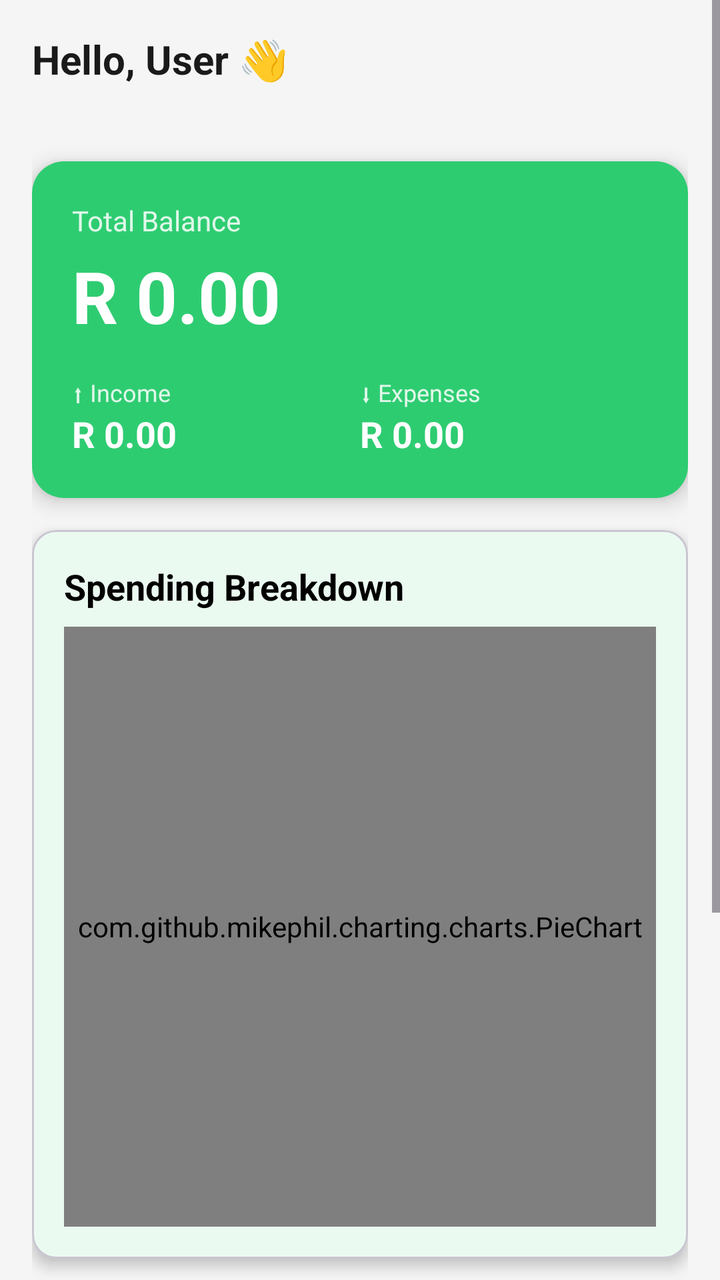
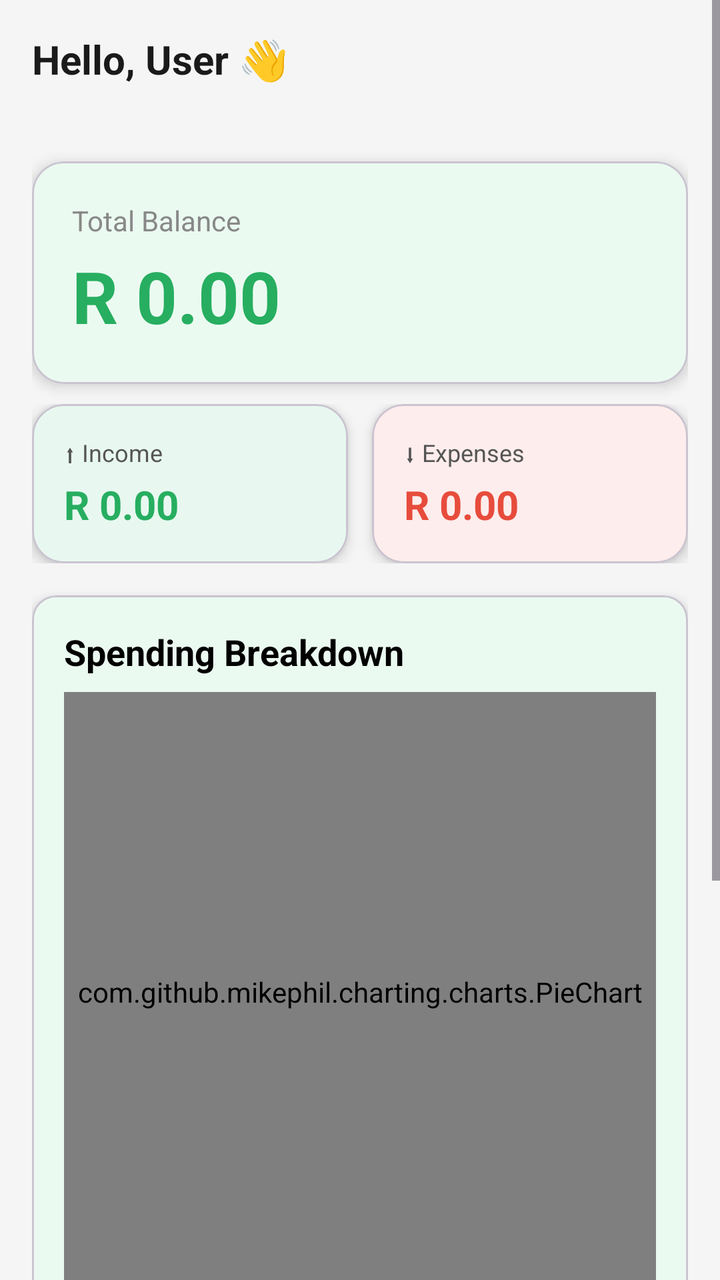

Two renders of the same Android screen: before a commit and after it. Below are the layout's source before the change and the commit's diff.
<!-- AndroidManifest.xml: application theme Theme.KhulisaWallet -->
<!-- res/layout/fragment_home.xml -->
<?xml version="1.0" encoding="utf-8"?>
<ScrollView xmlns:android="http://schemas.android.com/apk/res/android"
    xmlns:app="http://schemas.android.com/apk/res-auto"
    android:layout_width="match_parent"
    android:layout_height="match_parent"
    android:background="#F5F5F5">

    <LinearLayout
        android:layout_width="match_parent"
        android:layout_height="wrap_content"
        android:orientation="vertical"
        android:padding="16dp">

        
        <TextView
            android:id="@+id/tv_greeting"
            android:layout_width="wrap_content"
            android:layout_height="wrap_content"
            android:text="Hello, User 👋"
            android:textSize="20sp"
            android:textStyle="bold"
            android:textColor="#1A1A1A"
            android:layout_marginBottom="4dp"/>

        <TextView
            android:id="@+id/tv_date"
            android:layout_width="wrap_content"
            android:layout_height="wrap_content"
            android:textSize="13sp"
            android:textColor="#888888"
            android:layout_marginBottom="16dp"/>

        
        <androidx.cardview.widget.CardView
            android:layout_width="match_parent"
            android:layout_height="wrap_content"
            app:cardCornerRadius="16dp"
            app:cardElevation="6dp"
            android:layout_marginBottom="16dp">

            <LinearLayout
                android:layout_width="match_parent"
                android:layout_height="wrap_content"
                android:orientation="vertical"
                android:padding="20dp"
                android:background="#2ECC71">

                <TextView
                    android:layout_width="wrap_content"
                    android:layout_height="wrap_content"
                    android:text="Total Balance"
                    android:textColor="#FFFFFF"
                    android:textSize="14sp"
                    android:alpha="0.85"/>

                <TextView
                    android:id="@+id/tv_balance"
                    android:layout_width="wrap_content"
                    android:layout_height="wrap_content"
                    android:text="R 0.00"
                    android:textColor="#FFFFFF"
                    android:textSize="36sp"
                    android:textStyle="bold"
                    android:layout_marginTop="4dp"
                    android:layout_marginBottom="16dp"/>

                
                <LinearLayout
                    android:layout_width="match_parent"
                    android:layout_height="wrap_content"
                    android:orientation="horizontal">

                    
                    <LinearLayout
                        android:layout_width="0dp"
                        android:layout_height="wrap_content"
                        android:layout_weight="1"
                        android:orientation="vertical">

                        <TextView
                            android:layout_width="wrap_content"
                            android:layout_height="wrap_content"
                            android:text="⬆ Income"
                            android:textColor="#FFFFFF"
                            android:textSize="12sp"
                            android:alpha="0.85"/>

                        <TextView
                            android:id="@+id/tv_total_income"
                            android:layout_width="wrap_content"
                            android:layout_height="wrap_content"
                            android:text="R 0.00"
                            android:textColor="#FFFFFF"
                            android:textSize="18sp"
                            android:textStyle="bold"/>
                    </LinearLayout>

                    
                    <LinearLayout
                        android:layout_width="0dp"
                        android:layout_height="wrap_content"
                        android:layout_weight="1"
                        android:orientation="vertical">

                        <TextView
                            android:layout_width="wrap_content"
                            android:layout_height="wrap_content"
                            android:text="⬇ Expenses"
                            android:textColor="#FFFFFF"
                            android:textSize="12sp"
                            android:alpha="0.85"/>

                        <TextView
                            android:id="@+id/tv_total_expense"
                            android:layout_width="wrap_content"
                            android:layout_height="wrap_content"
                            android:text="R 0.00"
                            android:textColor="#FFFFFF"
                            android:textSize="18sp"
                            android:textStyle="bold"/>
                    </LinearLayout>

                </LinearLayout>
            </LinearLayout>
        </androidx.cardview.widget.CardView>

        
        <com.google.android.material.card.MaterialCardView
            android:id="@+id/card_chart"
            android:layout_width="match_parent"
            android:layout_height="wrap_content"
            android:layout_marginBottom="16dp"
            app:cardCornerRadius="12dp"
            app:cardElevation="4dp">

            <LinearLayout
                android:layout_width="match_parent"
                android:layout_height="wrap_content"
                android:orientation="vertical"
                android:padding="16dp">

                <TextView
                    android:layout_width="wrap_content"
                    android:layout_height="wrap_content"
                    android:text="Spending Breakdown"
                    android:textSize="18sp"
                    android:textStyle="bold"
                    android:textColor="@color/black"
                    android:layout_marginBottom="8dp"/>

                <com.github.mikephil.charting.charts.PieChart
                    android:id="@+id/spendingPieChart"
                    android:layout_width="match_parent"
                    android:layout_height="300dp" />

            </LinearLayout>
        </com.google.android.material.card.MaterialCardView>

        
        <include
            layout="@layout/card_safe_to_spend"
            android:layout_width="match_parent"
            android:layout_height="wrap_content" />

        
        <androidx.cardview.widget.CardView
            android:id="@+id/card_goal_alert"
            android:layout_width="match_parent"
            android:layout_height="wrap_content"
            app:cardCornerRadius="12dp"
            app:cardElevation="4dp"
            android:layout_marginBottom="16dp"
            android:visibility="gone">

            <LinearLayout
                android:layout_width="match_parent"
                android:layout_height="wrap_content"
                android:orientation="horizontal"
                android:padding="14dp"
                android:background="#FFF3CD">

                <TextView
                    android:layout_width="wrap_content"
                    android:layout_height="wrap_content"
                    android:text="⚠️"
                    android:textSize="20sp"
                    android:layout_marginEnd="10dp"/>

                <TextView
                    android:id="@+id/tv_goal_alert"
                    android:layout_width="match_parent"
                    android:layout_height="wrap_content"
                    android:text="Some goals need attention!"
                    android:textColor="#856404"
                    android:textSize="13sp"/>
            </LinearLayout>
        </androidx.cardview.widget.CardView>

        
        <LinearLayout
            android:layout_width="match_parent"
            android:layout_height="wrap_content"
            android:orientation="horizontal"
            android:layout_marginBottom="8dp">

            <TextView
                android:layout_width="0dp"
                android:layout_height="wrap_content"
                android:layout_weight="1"
                android:text="Recent Transactions"
                android:textSize="16sp"
                android:textStyle="bold"
                android:textColor="#1A1A1A"/>

            <TextView
                android:id="@+id/tv_see_all"
                android:layout_width="wrap_content"
                android:layout_height="wrap_content"
                android:text="See All"
                android:textColor="#2ECC71"
                android:textSize="13sp"/>
        </LinearLayout>

        
        <androidx.recyclerview.widget.RecyclerView
            android:id="@+id/rv_recent_expenses"
            android:layout_width="match_parent"
            android:layout_height="wrap_content"
            android:nestedScrollingEnabled="false"/>

        
        <TextView
            android:id="@+id/tv_empty"
            android:layout_width="match_parent"
            android:layout_height="wrap_content"
            android:text="No transactions yet.\nTap ＋ to add your first entry!"
            android:textAlignment="center"
            android:textColor="#AAAAAA"
            android:textSize="14sp"
            android:padding="24dp"
            android:visibility="gone"/>

    </LinearLayout>
</ScrollView>
<!-- res/layout/card_safe_to_spend.xml (included above) -->
<?xml version="1.0" encoding="utf-8"?>
<com.google.android.material.card.MaterialCardView
    xmlns:android="http://schemas.android.com/apk/res/android"
    xmlns:app="http://schemas.android.com/apk/res-auto"
    android:id="@+id/card_safe_to_spend"
    android:layout_width="match_parent"
    android:layout_height="wrap_content"
    android:layout_marginHorizontal="16dp"
    android:layout_marginBottom="12dp"
    app:cardCornerRadius="16dp"
    app:cardElevation="4dp"
    app:cardBackgroundColor="@color/colorPrimary">

    <LinearLayout
        android:layout_width="match_parent"
        android:layout_height="wrap_content"
        android:orientation="vertical"
        android:padding="16dp">

        
        <LinearLayout
            android:layout_width="match_parent"
            android:layout_height="wrap_content"
            android:orientation="horizontal"
            android:gravity="center_vertical"
            android:layout_marginBottom="8dp">

            <TextView
                android:layout_width="0dp"
                android:layout_height="wrap_content"
                android:layout_weight="1"
                android:text="💰 Safe to Spend Today"
                android:textColor="@android:color/white"
                android:textSize="14sp"
                android:textStyle="bold" />

            <TextView
                android:id="@+id/tv_days_left"
                android:layout_width="wrap_content"
                android:layout_height="wrap_content"
                android:textColor="#CCFFFFFF"
                android:textSize="12sp" />

        </LinearLayout>

        
        <TextView
            android:id="@+id/tv_safe_amount"
            android:layout_width="wrap_content"
            android:layout_height="wrap_content"
            android:text="R 0.00"
            android:textColor="@android:color/white"
            android:textSize="32sp"
            android:textStyle="bold"
            android:layout_marginBottom="4dp" />

        
        <TextView
            android:id="@+id/tv_safe_message"
            android:layout_width="wrap_content"
            android:layout_height="wrap_content"
            android:text="Calculating..."
            android:textColor="#CCFFFFFF"
            android:textSize="13sp"
            android:layout_marginBottom="12dp" />

        
        <LinearLayout
            android:layout_width="match_parent"
            android:layout_height="wrap_content"
            android:orientation="horizontal"
            android:background="#33FFFFFF"
            android:padding="10dp"
            android:layout_marginTop="4dp">

            
            <LinearLayout
                android:layout_width="0dp"
                android:layout_height="wrap_content"
                android:layout_weight="1"
                android:orientation="vertical"
                android:gravity="center">

                <TextView
                    android:layout_width="wrap_content"
                    android:layout_height="wrap_content"
                    android:text="Monthly Income"
                    android:textColor="#CCFFFFFF"
                    android:textSize="11sp" />

                <TextView
                    android:id="@+id/tv_monthly_income"
                    android:layout_width="wrap_content"
                    android:layout_height="wrap_content"
                    android:text="R 0.00"
                    android:textColor="@android:color/white"
                    android:textSize="14sp"
                    android:textStyle="bold" />

            </LinearLayout>

            
            <View
                android:layout_width="1dp"
                android:layout_height="match_parent"
                android:background="#55FFFFFF" />

            
            <LinearLayout
                android:layout_width="0dp"
                android:layout_height="wrap_content"
                android:layout_weight="1"
                android:orientation="vertical"
                android:gravity="center">

                <TextView
                    android:layout_width="wrap_content"
                    android:layout_height="wrap_content"
                    android:text="Goal Commitments"
                    android:textColor="#CCFFFFFF"
                    android:textSize="11sp" />

                <TextView
                    android:id="@+id/tv_goal_commitments"
                    android:layout_width="wrap_content"
                    android:layout_height="wrap_content"
                    android:text="R 0.00"
                    android:textColor="@android:color/white"
                    android:textSize="14sp"
                    android:textStyle="bold" />

            </LinearLayout>

            
            <View
                android:layout_width="1dp"
                android:layout_height="match_parent"
                android:background="#55FFFFFF" />

            
            <LinearLayout
                android:layout_width="0dp"
                android:layout_height="wrap_content"
                android:layout_weight="1"
                android:orientation="vertical"
                android:gravity="center">

                <TextView
                    android:layout_width="wrap_content"
                    android:layout_height="wrap_content"
                    android:text="Days Left"
                    android:textColor="#CCFFFFFF"
                    android:textSize="11sp" />

                <TextView
                    android:id="@+id/tv_days_remaining"
                    android:layout_width="wrap_content"
                    android:layout_height="wrap_content"
                    android:text="--"
                    android:textColor="@android:color/white"
                    android:textSize="14sp"
                    android:textStyle="bold" />

            </LinearLayout>

        </LinearLayout>

    </LinearLayout>

</com.google.android.material.card.MaterialCardView>
<!-- resources referenced by this layout -->
<resources>
  <color name="black">#FF000000</color>
  <color name="colorPrimary">#2ECC71</color>
  <style name="Theme.KhulisaWallet" parent="Base.Theme.KhulisaWallet" />
  <style name="Base.Theme.KhulisaWallet" parent="Theme.Material3.Light.NoActionBar">
          <item name="colorPrimary">@color/colorPrimary</item>
          <item name="colorPrimaryDark">@color/colorPrimaryDark</item>
          <item name="colorOnPrimary">@color/white</item>
          <item name="colorPrimaryContainer">@color/colorPrimaryLight</item>
          <item name="colorOnPrimaryContainer">@color/text_primary</item>
          <item name="colorSecondary">@color/colorPrimaryDark</item>
          <item name="colorOnSecondary">@color/white</item>
          <item name="colorSurface">@color/surface_card</item>
          <item name="colorOnSurface">@color/text_primary</item>
          <item name="android:colorBackground">@color/background_light</item>
          <item name="colorOnBackground">@color/text_primary</item>
          <item name="android:windowBackground">@color/background_light</item>
          <item name="android:statusBarColor">@color/colorPrimaryDark</item>
          <item name="android:navigationBarColor">@color/white</item>
          <item name="android:windowLightStatusBar" tools:targetApi="m">false</item>
          <item name="android:windowOptOutEdgeToEdgeEnforcement" tools:targetApi="35">true</item>
          <item name="android:forceDarkAllowed" tools:targetApi="q">false</item>
      </style>
  <color name="colorPrimaryDark">#27AE60</color>
  <color name="white">#FFFFFFFF</color>
  <color name="colorPrimaryLight">#E8F8F0</color>
  <color name="text_primary">#1A1A1A</color>
  <color name="surface_card">#FFFFFF</color>
  <color name="background_light">#F5F5F5</color>
</resources>

<!-- the commit's change to res/layout/fragment_home.xml (unified diff, before → after) -->
@@ -31,98 +31,121 @@
             android:layout_marginBottom="16dp"/>
 
         
-        <androidx.cardview.widget.CardView
-            android:layout_width="match_parent"
-            android:layout_height="wrap_content"
+        <com.google.android.material.card.MaterialCardView
+            android:id="@+id/card_total_balance"
+            android:layout_width="match_parent"
+            android:layout_height="wrap_content"
+            android:layout_marginBottom="10dp"
             app:cardCornerRadius="16dp"
-            app:cardElevation="6dp"
-            android:layout_marginBottom="16dp">
+            app:cardElevation="4dp"
+            app:cardBackgroundColor="@color/surface_card">
 
             <LinearLayout
                 android:layout_width="match_parent"
                 android:layout_height="wrap_content"
                 android:orientation="vertical"
-                android:padding="20dp"
-                android:background="#2ECC71">
+                android:padding="20dp">
 
                 <TextView
                     android:layout_width="wrap_content"
                     android:layout_height="wrap_content"
                     android:text="Total Balance"
-                    android:textColor="#FFFFFF"
-                    android:textSize="14sp"
-                    android:alpha="0.85"/>
+                    android:textColor="@color/text_hint"
+                    android:textSize="14sp" />
 
                 <TextView
                     android:id="@+id/tv_balance"
                     android:layout_width="wrap_content"
                     android:layout_height="wrap_content"
                     android:text="R 0.00"
-                    android:textColor="#FFFFFF"
+                    android:textColor="@color/amount_positive"
                     android:textSize="36sp"
                     android:textStyle="bold"
-                    android:layout_marginTop="4dp"
-                    android:layout_marginBottom="16dp"/>
-
-                
+                    android:layout_marginTop="4dp" />
+
+            </LinearLayout>
+        </com.google.android.material.card.MaterialCardView>
+
+        
+        <LinearLayout
+            android:layout_width="match_parent"
+            android:layout_height="wrap_content"
+            android:orientation="horizontal"
+            android:layout_marginBottom="16dp">
+
+            <com.google.android.material.card.MaterialCardView
+                android:id="@+id/card_income"
+                android:layout_width="0dp"
+                android:layout_height="wrap_content"
+                android:layout_weight="1"
+                android:layout_marginEnd="6dp"
+                app:cardCornerRadius="16dp"
+                app:cardElevation="4dp"
+                app:cardBackgroundColor="@color/income_card_bg">
+
                 <LinearLayout
                     android:layout_width="match_parent"
                     android:layout_height="wrap_content"
-                    android:orientation="horizontal">
-
-                    
-                    <LinearLayout
-                        android:layout_width="0dp"
+                    android:orientation="vertical"
+                    android:padding="16dp">
+
+                    <TextView
+                        android:layout_width="wrap_content"
                         android:layout_height="wrap_content"
-                        android:layout_weight="1"
-                        android:orientation="vertical">
-
-                        <TextView
-                            android:layout_width="wrap_content"
-                            android:layout_height="wrap_content"
-                            android:text="⬆ Income"
-                            android:textColor="#FFFFFF"
-                            android:textSize="12sp"
-                            android:alpha="0.85"/>
-
-                        <TextView
-                            android:id="@+id/tv_total_income"
-                            android:layout_width="wrap_content"
-                            android:layout_height="wrap_content"
-                            android:text="R 0.00"
-                            android:textColor="#FFFFFF"
-                            android:textSize="18sp"
-                            android:textStyle="bold"/>
-                    </LinearLayout>
-
-                    
-                    <LinearLayout
-                        android:layout_width="0dp"
+                        android:text="⬆ Income"
+                        android:textColor="@color/text_secondary"
+                        android:textSize="12sp" />
+
+                    <TextView
+                        android:id="@+id/tv_total_income"
+                        android:layout_width="wrap_content"
                         android:layout_height="wrap_content"
-                        android:layout_weight="1"
-                        android:orientation="vertical">
-
-                        <TextView
-                            android:layout_width="wrap_content"
-                            android:layout_height="wrap_content"
-                            android:text="⬇ Expenses"
-                            android:textColor="#FFFFFF"
-                            android:textSize="12sp"
-                            android:alpha="0.85"/>
-
-                        <TextView
-                            android:id="@+id/tv_total_expense"
-                            android:layout_width="wrap_content"
-                            android:layout_height="wrap_content"
-                            android:text="R 0.00"
-                            android:textColor="#FFFFFF"
-                            android:textSize="18sp"
-                            android:textStyle="bold"/>
-                    </LinearLayout>
+                        android:text="R 0.00"
+                        android:textColor="@color/amount_positive"
+                        android:textSize="20sp"
+                        android:textStyle="bold"
+                        android:layout_marginTop="4dp" />
 
                 </LinearLayout>
-            </LinearLayout>
-        </androidx.cardview.widget.CardView>
+            </com.google.android.material.card.MaterialCardView>
+
+            <com.google.android.material.card.MaterialCardView
+                android:id="@+id/card_expense"
+                android:layout_width="0dp"
+                android:layout_height="wrap_content"
+                android:layout_weight="1"
+                android:layout_marginStart="6dp"
+                app:cardCornerRadius="16dp"
+                app:cardElevation="4dp"
+                app:cardBackgroundColor="@color/expense_card_bg">
+
+                <LinearLayout
+                    android:layout_width="match_parent"
+                    android:layout_height="wrap_content"
+                    android:orientation="vertical"
+                    android:padding="16dp">
+
+                    <TextView
+                        android:layout_width="wrap_content"
+                        android:layout_height="wrap_content"
+                        android:text="⬇ Expenses"
+                        android:textColor="@color/text_secondary"
+                        android:textSize="12sp" />
+
+                    <TextView
+                        android:id="@+id/tv_total_expense"
+                        android:layout_width="wrap_content"
+                        android:layout_height="wrap_content"
+                        android:text="R 0.00"
+                        android:textColor="@color/amount_negative"
+                        android:textSize="20sp"
+                        android:textStyle="bold"
+                        android:layout_marginTop="4dp" />
+
+                </LinearLayout>
+            </com.google.android.material.card.MaterialCardView>
+
+        </LinearLayout>
 
         
         <com.google.android.material.card.MaterialCardView
<!-- resource entries referenced after the edit -->
@@ -1,7 +1,11 @@
 <!-- resources referenced by this layout -->
 <resources>
+  <color name="amount_negative">#E74C3C</color>
+  <color name="amount_positive">#27AE60</color>
   <color name="black">#FF000000</color>
   <color name="colorPrimary">#2ECC71</color>
+  <color name="expense_card_bg">#FDEDEC</color>
+  <color name="income_card_bg">#E8F8F0</color>
   <style name="Theme.KhulisaWallet" parent="Base.Theme.KhulisaWallet" />
   <style name="Base.Theme.KhulisaWallet" parent="Theme.Material3.Light.NoActionBar">
           <item name="colorPrimary">@color/colorPrimary</item>
@@ -27,6 +31,8 @@
   <color name="colorPrimaryLight">#E8F8F0</color>
   <color name="text_primary">#1A1A1A</color>
   <color name="surface_card">#FFFFFF</color>
+  <color name="text_hint">#888888</color>
+  <color name="text_secondary">#555555</color>
   <color name="background_light">#F5F5F5</color>
 </resources>
 
